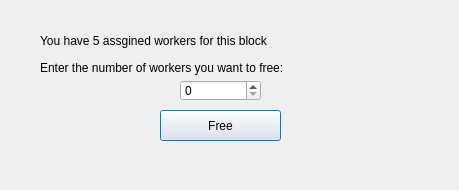
Old version of the form Game/graphics/unassigndialog.ui in the repository hoanhle/Colonization-Game.
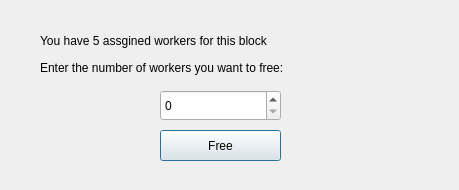
New version of the form.

Commit message: Make dialog designs nicer and add scoreDb.txt file to qt project

```diff
--- a/Game/graphics/unassigndialog.ui
+++ b/Game/graphics/unassigndialog.ui
@@ -29,10 +29,10 @@
   <widget class="QSpinBox" name="workerSpinBox">
    <property name="geometry">
     <rect>
-     <x>180</x>
-     <y>80</y>
-     <width>81</width>
-     <height>21</height>
+     <x>160</x>
+     <y>90</y>
+     <width>121</width>
+     <height>31</height>
     </rect>
    </property>
   </widget>
@@ -40,7 +40,7 @@
    <property name="geometry">
     <rect>
      <x>160</x>
-     <y>110</y>
+     <y>130</y>
      <width>121</width>
      <height>31</height>
     </rect>
```
The commit also changes 7 other files.
